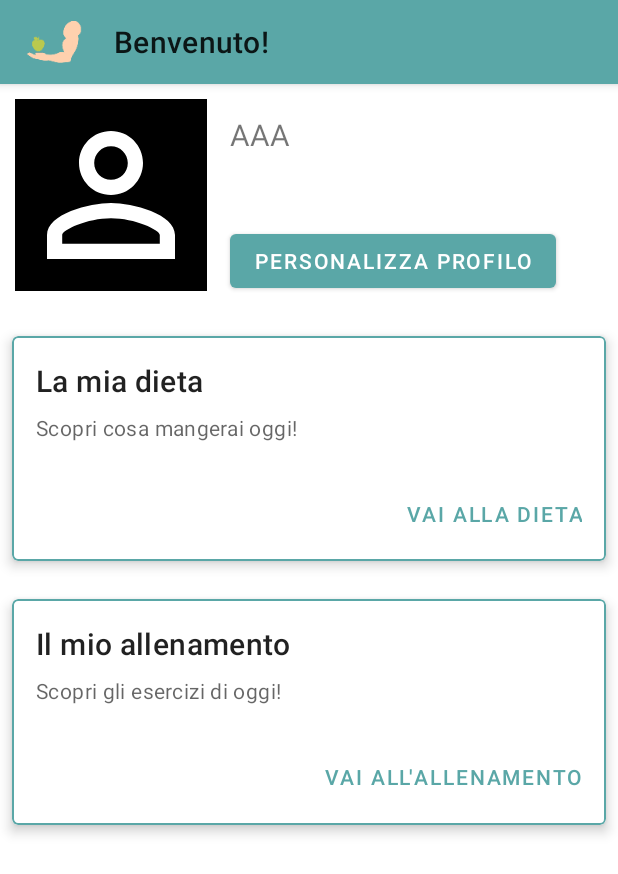
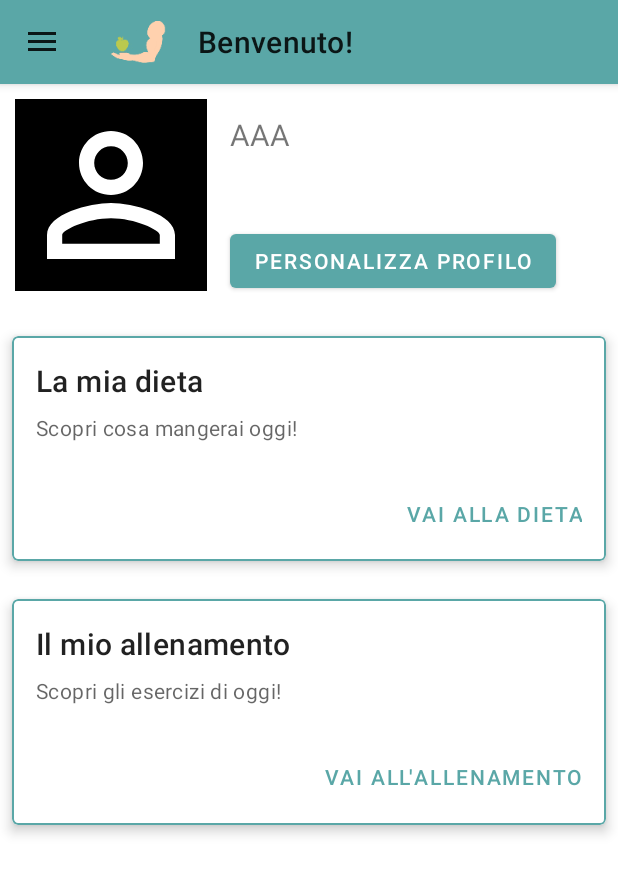
Before and after one commit to FResta99/Benessere, an Android app: the HomeCliente screen opened directly, with no data from a screen before it, on a phone screen of 412 x 824 dp. Shown: the top 874 px of the screen. Run offline under Robolectric (Android 15) with nearby library versions, the phone set to English and light mode, and no system bars; pictures from the network do not load.

Commit message:
Android trim1

```diff
--- a/Android Studio/Benessere/app/src/main/java/com/interfacciabili/benessere/HomeCliente.java
+++ b/Android Studio/Benessere/app/src/main/java/com/interfacciabili/benessere/HomeCliente.java
@@ -1,12 +1,17 @@
 package com.interfacciabili.benessere;
 
+import androidx.annotation.NonNull;
+import androidx.appcompat.app.ActionBarDrawerToggle;
 import androidx.appcompat.app.AppCompatActivity;
 import androidx.appcompat.widget.Toolbar;
+import androidx.core.view.GravityCompat;
+import androidx.drawerlayout.widget.DrawerLayout;
 
 import android.app.AlarmManager;
 import android.app.PendingIntent;
 import android.content.Context;
 import android.content.Intent;
+import android.content.pm.ActivityInfo;
 import android.net.Uri;
 import android.os.Bundle;
 import android.view.Menu;
@@ -14,13 +19,17 @@ import android.view.MenuItem;
 import android.view.View;
 import android.widget.ImageView;
 import android.widget.TextView;
+import android.widget.Toast;
 
+import com.google.android.material.navigation.NavigationView;
 import com.interfacciabili.benessere.control.AlertReceiver;
 import com.interfacciabili.benessere.model.Cliente;
 
 import java.util.Calendar;
 
-public class HomeCliente extends AppCompatActivity {
+public class HomeCliente extends AppCompatActivity implements NavigationView.OnNavigationItemSelectedListener {
+
+    private DrawerLayout drawer;
 
     private Cliente cliente;
     public static final String CLIENTE = "CLIENTE";
@@ -32,7 +41,10 @@ public class HomeCliente extends AppCompatActivity {
         super.onCreate(savedInstanceState);
         setContentView(R.layout.activity_home_cliente);
 
+
         creaNotificheAlimenti();
+
+        drawer = findViewById(R.id.drawer_layout);
 
         tvBenvenutoCliente = findViewById(R.id.tvBenvenutoCliente);
         ivCliente = findViewById(R.id.ivCliente);
@@ -52,8 +64,14 @@ public class HomeCliente extends AppCompatActivity {
         Toolbar homeToolbar = (Toolbar) findViewById(R.id.toolbar_main);
         if (homeToolbar != null) {
             setSupportActionBar(homeToolbar);
+
         }
-
+        ActionBarDrawerToggle toggle = new ActionBarDrawerToggle(this, drawer, homeToolbar,
+                R.string.navigation_drawer_open, R.string.navigation_drawer_close);
+        drawer.addDrawerListener(toggle);
+        toggle.syncState();
+        NavigationView navigationView = findViewById(R.id.nav_view);
+        navigationView.setNavigationItemSelectedListener(this);
     }
 
     public void goToDietaCliente(View view) {
@@ -105,4 +123,50 @@ public class HomeCliente extends AppCompatActivity {
             alarmManager.setExact(AlarmManager.RTC_WAKEUP, cena.getTimeInMillis(), pendingIntent2);
         }
     }
+
+    @Override
+    public boolean onNavigationItemSelected(@NonNull MenuItem item) {
+        switch(item.getItemId()){
+            case R.id.nav_spesa:
+                Intent goToShoppingList = new Intent(HomeCliente.this, ShoppingList.class);
+                goToShoppingList.putExtra(CLIENTE, cliente);
+                startActivity(goToShoppingList);
+                break;
+            case R.id.nav_diario:
+                //intent
+                break;
+            case R.id.nav_contapassi:
+                Intent goToContapassi = new Intent(HomeCliente.this, ContapassiActivity.class);
+                startActivity(goToContapassi);
+                break;
+            case R.id.nav_meteo:
+                Intent goToMeteo = new Intent(HomeCliente.this, RestMeteo.class);
+                startActivity(goToMeteo);
+                break;
+            case R.id.nav_attrezzi:
+                Intent goToAttrezzi = new Intent(HomeCliente.this, EquipmentsActivity.class);
+                goToAttrezzi.putExtra(CLIENTE, cliente);
+                startActivity(goToAttrezzi);
+                break;
+            case R.id.nav_tornello:
+                Intent goToTornello = new Intent(HomeCliente.this, AperturaTornello.class);
+                startActivity(goToTornello);
+                break;
+        }
+
+
+        DrawerLayout drawer = (DrawerLayout) findViewById(R.id.drawer_layout);
+        drawer.closeDrawer(GravityCompat.START);
+
+        return false;
+    }
+
+    @Override
+    public void onBackPressed() {
+        if(drawer.isDrawerOpen(GravityCompat.START)){
+            drawer.closeDrawer(GravityCompat.START);
+        } else {
+            super.onBackPressed();
+        }
+    }
 }
--- a/Android Studio/Benessere/app/src/main/res/layout-land/activity_home_cliente.xml
+++ b/Android Studio/Benessere/app/src/main/res/layout-land/activity_home_cliente.xml
@@ -1,8 +1,19 @@
 <?xml version="1.0" encoding="utf-8"?>
-<RelativeLayout xmlns:android="http://schemas.android.com/apk/res/android"
+<androidx.drawerlayout.widget.DrawerLayout xmlns:android="http://schemas.android.com/apk/res/android"
+    xmlns:app="http://schemas.android.com/apk/res-auto"
+    xmlns:tools="http://schemas.android.com/tools"
     android:layout_width="match_parent"
     android:layout_height="match_parent"
-    xmlns:app="http://schemas.android.com/apk/res-auto">
+    android:id="@+id/drawer_layout"
+    android:fitsSystemWindows="true"
+    tools:context=".HomeCliente"
+    tools:openDrawer="start">
+
+
+
+    <RelativeLayout
+        android:layout_width="match_parent"
+        android:layout_height="match_parent">
 
         <com.google.android.material.appbar.AppBarLayout
             android:id="@+id/appBarLayout"
@@ -172,3 +183,15 @@
         </LinearLayout>
 
     </RelativeLayout>
+
+    <com.google.android.material.navigation.NavigationView
+        android:layout_width="wrap_content"
+        android:layout_height="match_parent"
+        android:layout_gravity = "start"
+        android:id="@+id/nav_view"
+        app:headerLayout="@layout/nav_header"
+        app:menu="@menu/drawer_menu"
+        />
+
+
+</androidx.drawerlayout.widget.DrawerLayout>
--- a/Android Studio/Benessere/app/src/main/res/layout/activity_home_cliente.xml
+++ b/Android Studio/Benessere/app/src/main/res/layout/activity_home_cliente.xml
@@ -1,10 +1,20 @@
 <?xml version="1.0" encoding="utf-8"?>
-<RelativeLayout xmlns:android="http://schemas.android.com/apk/res/android"
+<androidx.drawerlayout.widget.DrawerLayout xmlns:android="http://schemas.android.com/apk/res/android"
     xmlns:app="http://schemas.android.com/apk/res-auto"
     xmlns:tools="http://schemas.android.com/tools"
     android:layout_width="match_parent"
     android:layout_height="match_parent"
-    tools:context=".HomeCliente">
+    android:id="@+id/drawer_layout"
+    android:fitsSystemWindows="true"
+    tools:context=".HomeCliente"
+    tools:openDrawer="start">
+
+
+
+
+    <RelativeLayout
+        android:layout_width="match_parent"
+        android:layout_height="match_parent">
 
         <com.google.android.material.appbar.AppBarLayout
             android:id="@+id/appBarLayout"
@@ -31,6 +41,9 @@
                 app:title="Benvenuto!" />
 
         </com.google.android.material.appbar.AppBarLayout>
+
+
+
 
         <ImageView
             android:id="@+id/ivCliente"
@@ -174,5 +187,14 @@
                 </LinearLayout>
             </LinearLayout>
         </com.google.android.material.card.MaterialCardView>
+    </RelativeLayout>
 
-</RelativeLayout>
+    <com.google.android.material.navigation.NavigationView
+        android:layout_width="wrap_content"
+        android:layout_height="match_parent"
+        android:layout_gravity = "start"
+        android:id="@+id/nav_view"
+        app:headerLayout="@layout/nav_header"
+        app:menu="@menu/drawer_menu"/>
+
+</androidx.drawerlayout.widget.DrawerLayout>
--- /dev/null
+++ b/Android Studio/Benessere/app/src/main/res/menu/drawer_menu.xml
@@ -0,0 +1,30 @@
+<?xml version="1.0" encoding="utf-8"?>
+<menu xmlns:android="http://schemas.android.com/apk/res/android"
+    xmlns:tools="http://schemas.android.com/tools"
+    tools:showIn="navigation_view">
+
+    <item android:title="Dieta">
+        <menu>
+            <item android:id="@+id/nav_spesa"
+                android:icon="@drawable/ic_baseline_shopping_cart_24"
+                android:title="Spesa"/>
+            <item android:id="@+id/nav_diario"
+                android:title="Diario alimentare"/>
+        </menu>
+    </item>
+
+    <item android:title="Allenamento">
+        <menu>
+            <item android:id="@+id/nav_contapassi"
+                android:icon="@drawable/ic_baseline_directions_walk_24"
+                android:title="Contapassi"/>
+            <item android:id="@+id/nav_meteo"
+                android:title="Meteo"/>
+            <item android:id="@+id/nav_attrezzi"
+                android:title="Glossario attrezzi"/>
+            <item android:id="@+id/nav_tornello"
+                android:title="Accedi in palestra"/>
+        </menu>
+    </item>
+
+</menu>
--- a/Android Studio/Benessere/app/src/main/res/values/strings.xml
+++ b/Android Studio/Benessere/app/src/main/res/values/strings.xml
@@ -1,5 +1,8 @@
 <resources>
     <string name="app_name">Benessere</string>
+
+    <string name="navigation_drawer_open">Aperto navigation drawer</string>
+    <string name="navigation_drawer_close">Chiuso navigation drawer</string>
 
     <string name="label_turnstile">Apri il tornello</string>
     <string name="button_turnstile">Apri</string>
```
Also changed, not shown: Android Studio/Benessere/app/src/main/java/com/interfacciabili/benessere/ClientFragmentContainer.java (+1 -33 lines), Android Studio/Benessere/app/src/main/res/layout/nav_header.xml (added, +24 -0 lines), 1 other file. Lines whose indentation alone changed are shown as unchanged.
